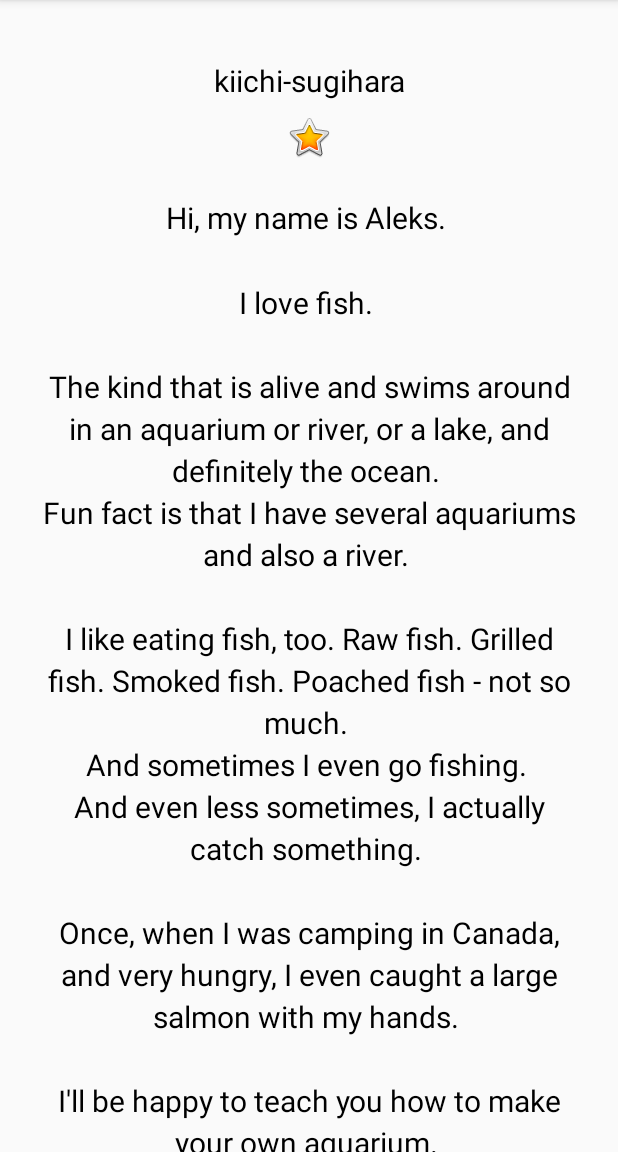
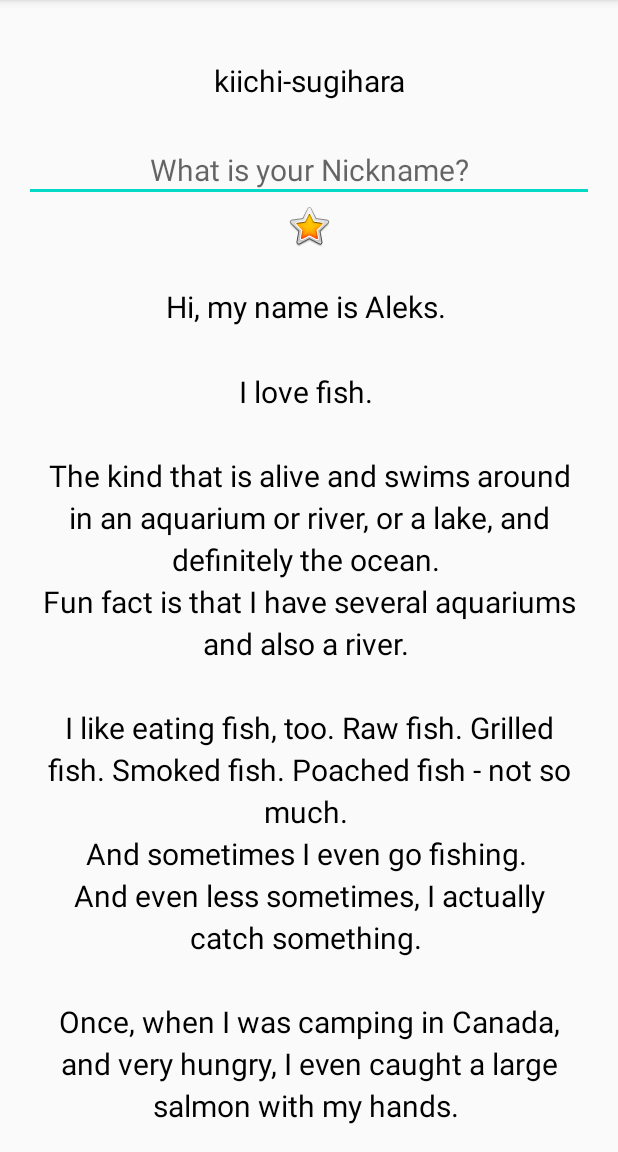
Before and after one commit to KiichiSugihara/AboutMe, an Android app: the screen it shows after launch (MainActivity), on a phone screen of 412 x 824 dp, the part 84-1236 px from its top. Run offline under Robolectric (Android 15) with nearby library versions, the phone set to English and light mode, and no system bars; Roboto replaces fonts that are not available here.

Commit message:
add EditText Form

```diff
--- a/app/src/main/res/layout/activity_main.xml
+++ b/app/src/main/res/layout/activity_main.xml
@@ -16,6 +16,17 @@
         android:layout_width="match_parent"
         android:layout_height="wrap_content"
         android:text="@string/name" />
+
+    <EditText
+        android:id="@+id/nickname_edit"
+        style="@style/NameStyle"
+        android:layout_width="match_parent"
+        android:layout_height="wrap_content"
+        android:autofillHints=""
+        android:ems="10"
+        android:hint="@string/what_is_your_nickname"
+        android:inputType="textPersonName"
+        android:textAlignment="center" />
 
     <ImageView
         android:id="@+id/star_image"
--- a/app/src/main/res/values/strings.xml
+++ b/app/src/main/res/values/strings.xml
@@ -13,4 +13,5 @@
 \n\nOnce, when I was camping in Canada, and very hungry, I even caught a large salmon with my hands.
 \n\nI\'ll be happy to teach you how to make your own aquarium.
 \nYou should ask someone else about fishing, though.\n\n</string>
+    <string name="what_is_your_nickname">What is your Nickname?</string>
 </resources>
```
